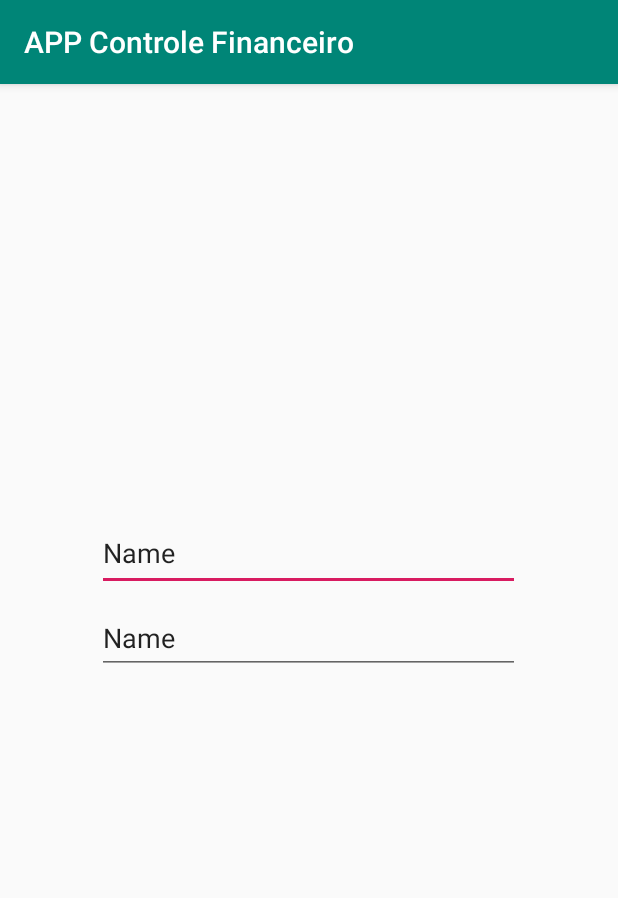
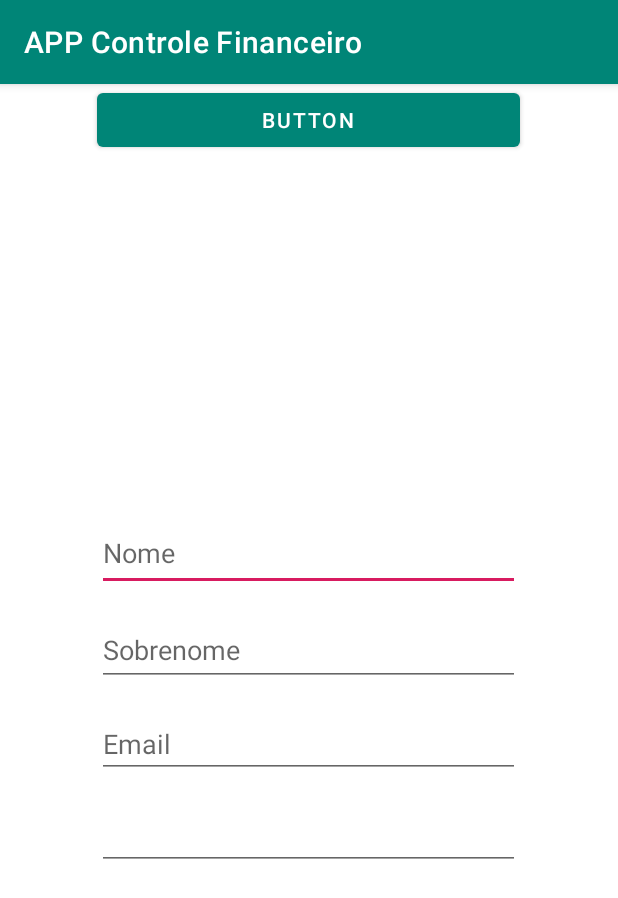
Before and after one commit to DiegoSaturno/app-controle-financeiro, an Android app: the SignUpActivity screen opened directly, with no data from a screen before it, on a phone screen of 412 x 824 dp. Shown: the top 898 px of the screen. Run offline under Robolectric (Android 15) with nearby library versions, the phone set to English and light mode, and no system bars; our stand-ins replace Firebase (no records; nobody signed in at launch, a user with empty details on screens opened directly).

Commit message:
Signup activity

```diff
--- a/app/build.gradle
+++ b/app/build.gradle
@@ -28,10 +28,12 @@ dependencies {
     implementation 'com.android.support:appcompat-v7:28.0.0'
     implementation 'com.android.support.constraint:constraint-layout:1.1.3'
     implementation 'com.google.firebase:firebase-core:16.0.9'
+    implementation 'com.google.android.material:material:1.1.0-alpha06'
     testImplementation 'junit:junit:4.12'
     androidTestImplementation 'com.android.support.test:runner:1.0.2'
     androidTestImplementation 'com.android.support.test.espresso:espresso-core:3.0.2'
     implementation 'com.google.firebase:firebase-auth:17.0.0'
+    implementation 'androidx.recyclerview:recyclerview:1.0.0'
 }
 
 apply plugin: 'com.google.gms.google-services'
--- a/app/src/main/java/com/diegoliv/appcontrolefinanceiro/activities/auth/SignUpActivity.kt
+++ b/app/src/main/java/com/diegoliv/appcontrolefinanceiro/activities/auth/SignUpActivity.kt
@@ -2,19 +2,48 @@ package com.diegoliv.appcontrolefinanceiro.activities.auth
 
 import android.support.v7.app.AppCompatActivity
 import android.os.Bundle
+import android.view.View
+import android.widget.Button
+import android.widget.TextView
 import com.diegoliv.appcontrolefinanceiro.R
 import com.google.firebase.auth.FirebaseAuth
 
 class SignUpActivity : AppCompatActivity() {
 
     private lateinit var firebaseAuth: FirebaseAuth
+    private lateinit var nameTextView: TextView
+    private lateinit var lastNameTextView: TextView
+    private lateinit var emailTextView: TextView
+    private lateinit var passwordTextView: TextView
+    private lateinit var signUpButton: Button
 
     override fun onCreate(savedInstanceState: Bundle?) {
         super.onCreate(savedInstanceState)
         setContentView(R.layout.activity_sign_up)
 
+        signUpButton = findViewById<Button>(R.id.button)
+        nameTextView = findViewById<TextView>(R.id.firstNameTextView)
+        lastNameTextView = findViewById<TextView>(R.id.lastNameTextView)
+        emailTextView = findViewById<TextView>(R.id.emailTextView)
+        passwordTextView = findViewById(R.id.passwordTextView)
+
         firebaseAuth = FirebaseAuth.getInstance()
+
+        setSignUpButtonOnClickListener()
     }
 
+    private fun setSignUpButtonOnClickListener() {
 
+        signUpButton.setOnClickListener(View.OnClickListener {
+
+        })
+    }
+
+    private fun createAccount(email: String, password: String) {
+
+    }
+
+    private fun validateForm() {
+
+    }
 }
--- a/app/src/main/res/layout/activity_sign_up.xml
+++ b/app/src/main/res/layout/activity_sign_up.xml
@@ -10,7 +10,7 @@
             android:layout_width="282dp"
             android:layout_height="50dp"
             android:inputType="textPersonName"
-            android:text="Name"
+            android:hint="Nome"
             android:ems="10"
             android:id="@+id/firstNameTextView" android:layout_marginEnd="8dp"
             app:layout_constraintEnd_toEndOf="parent" android:layout_marginStart="8dp"
@@ -20,9 +20,35 @@
             android:layout_width="0dp"
             android:layout_height="47dp"
             android:inputType="textPersonName"
-            android:text="Name"
+            android:hint="Sobrenome"
             android:ems="10"
-            android:id="@+id/editText2" android:layout_marginTop="8dp"
+            android:id="@+id/lastNameTextView" android:layout_marginTop="16dp"
             app:layout_constraintTop_toBottomOf="@+id/firstNameTextView"
-            app:layout_constraintEnd_toEndOf="@+id/firstNameTextView" app:layout_constraintStart_toStartOf="@+id/firstNameTextView"/>
+            app:layout_constraintEnd_toEndOf="@+id/firstNameTextView"
+            app:layout_constraintStart_toStartOf="@+id/firstNameTextView"/>
+    <EditText
+            android:layout_width="0dp"
+            android:layout_height="wrap_content"
+            android:inputType="textEmailAddress"
+            android:ems="10"
+            android:hint="Email"
+            android:id="@+id/emailTextView"
+            app:layout_constraintEnd_toEndOf="@+id/lastNameTextView"
+            app:layout_constraintStart_toStartOf="@+id/lastNameTextView" app:layout_constraintHorizontal_bias="1.0"
+            android:layout_marginTop="16dp" app:layout_constraintTop_toBottomOf="@+id/lastNameTextView"/>
+    <Button
+            android:text="Button"
+            android:layout_width="0dp"
+            android:layout_height="wrap_content" tools:layout_editor_absoluteY="573dp"
+            android:id="@+id/button" app:layout_constraintStart_toStartOf="@+id/emailTextView"
+            app:layout_constraintEnd_toEndOf="@+id/emailTextView" app:layout_constraintHorizontal_bias="0.0"/>
+    <EditText
+            android:layout_width="0dp"
+            android:layout_height="wrap_content"
+            android:inputType="textPassword"
+            android:ems="10"
+            android:id="@+id/passwordTextView" android:layout_marginTop="16dp"
+            app:layout_constraintTop_toBottomOf="@+id/emailTextView"
+            app:layout_constraintStart_toStartOf="@+id/emailTextView"
+            app:layout_constraintEnd_toEndOf="@+id/emailTextView"/>
 </android.support.constraint.ConstraintLayout>
--- a/app/src/main/res/values/styles.xml
+++ b/app/src/main/res/values/styles.xml
@@ -1,7 +1,7 @@
 <resources>
 
     <!-- Base application theme. -->
-    <style name="AppTheme" parent="Theme.AppCompat.Light.DarkActionBar">
+    <style name="AppTheme" parent="Theme.MaterialComponents.Light.DarkActionBar">
         <!-- Customize your theme here. -->
         <item name="colorPrimary">@color/colorPrimary</item>
         <item name="colorPrimaryDark">@color/colorPrimaryDark</item>
```
Also changed, not shown: app/src/main/java/com/diegoliv/appcontrolefinanceiro/activities/MainActivity.kt (+16 -0 lines), app/src/main/res/layout/activity_main.xml (+10 -6 lines).
